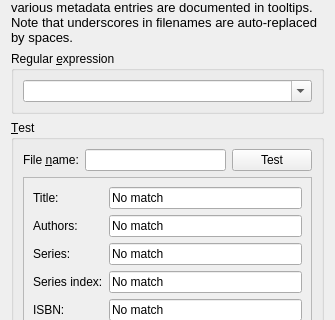
Old version of the form src/calibre/gui2/filename_pattern.ui in the repository kovidgoyal/calibre; both pictures show x 0 to 335 and y 125 to 445 of the 335 by 570 pixel window.
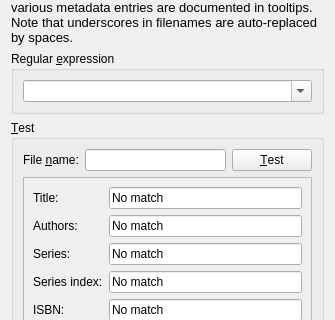
New version of the form.

Patch:
```diff
--- a/src/calibre/gui2/filename_pattern.ui
+++ b/src/calibre/gui2/filename_pattern.ui
@@ -83,7 +83,7 @@
         <item>
          <widget class="QPushButton" name="test_button">
           <property name="text">
-           <string>Test</string>
+           <string>&amp;Test</string>
           </property>
          </widget>
         </item>
```
